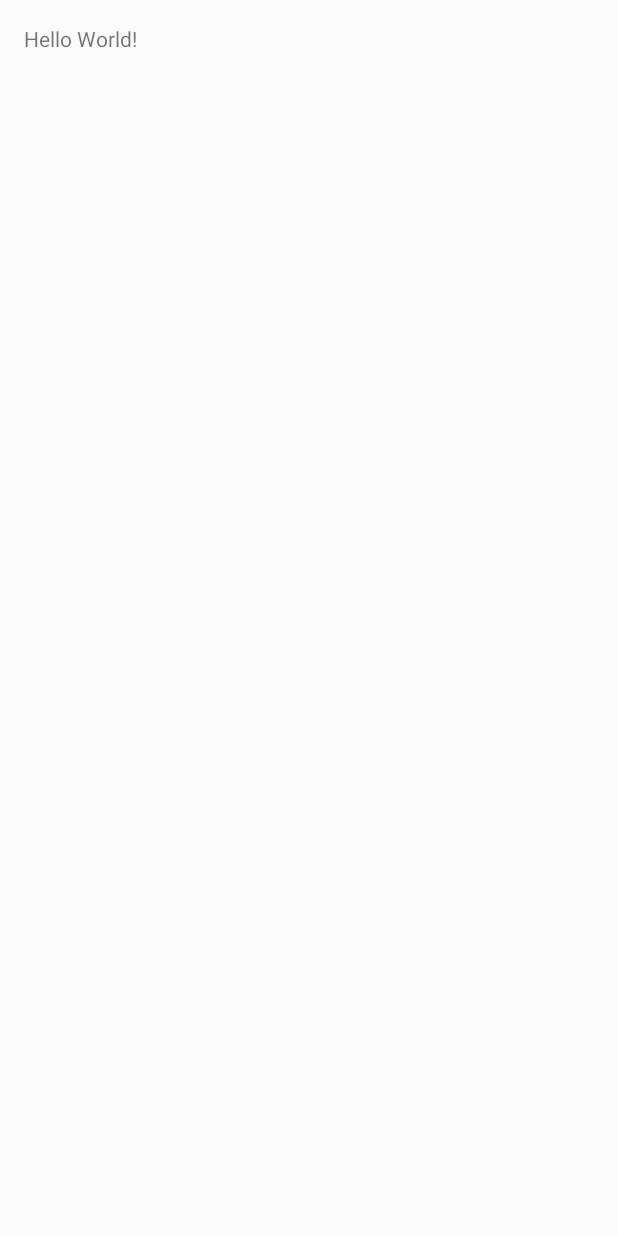
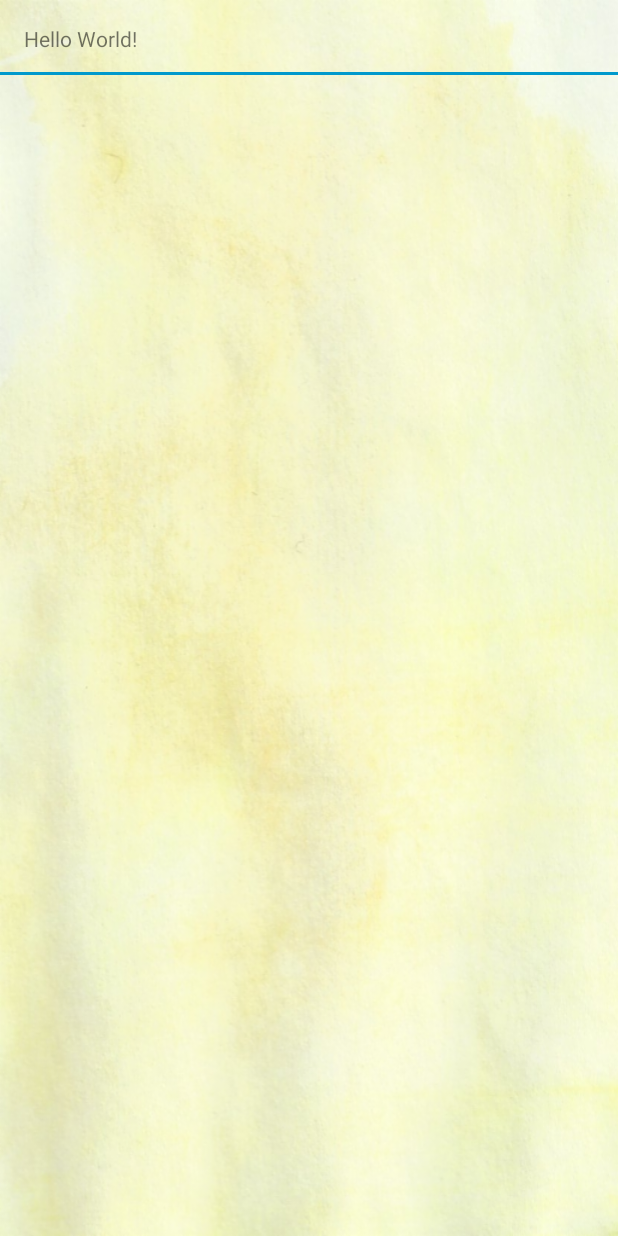
Before and after one commit to Athwale/BP-slunecni-stezka, an Android app: the screen it shows after launch (MainActivity), on a phone screen of 412 x 824 dp. Before the commit the screen is almost empty. Run offline under Robolectric (Android 15) with nearby library versions, the light colour scheme and no system bars.

Commit message:
Setting up layout background

```diff
--- a/app/src/main/res/layout/activity_main.xml
+++ b/app/src/main/res/layout/activity_main.xml
@@ -4,14 +4,26 @@
     android:id="@+id/activity_main"
     android:layout_width="match_parent"
     android:layout_height="match_parent"
-    android:paddingBottom="@dimen/activity_vertical_margin"
-    android:paddingLeft="@dimen/activity_horizontal_margin"
-    android:paddingRight="@dimen/activity_horizontal_margin"
-    android:paddingTop="@dimen/activity_vertical_margin"
+    android:background="@drawable/background"
     tools:context="ondrej.mejzlik.suntrail.MainActivity">
 
     <TextView
         android:layout_width="wrap_content"
         android:layout_height="wrap_content"
-        android:text="Hello World!" />
+        android:paddingStart="16dp"
+        android:text="Hello World!"
+        android:layout_marginTop="16dp"
+        android:id="@+id/title"
+        android:layout_alignParentTop="true"
+        android:layout_alignParentStart="true" />
+
+    <View
+        android:layout_width="match_parent"
+        android:background="#ff0099cc"
+        android:layout_height="2dp"
+        android:layout_marginTop="48dp"
+        android:layout_below="@+id/textView"
+        android:layout_alignParentStart="true"
+        tools:ignore="UnknownId" />
+
 </RelativeLayout>
--- a/app/src/main/res/values/styles.xml
+++ b/app/src/main/res/values/styles.xml
@@ -8,4 +8,10 @@
         <item name="colorAccent">@color/colorAccent</item>
     </style>
 
+    <style name="Theme.AppTheme.NoActionBar.SunTrail" parent="android:Theme.DeviceDefault.NoActionBar" >
+        <item name="android:windowBackground">@android:color/white</item>
+        <item name="android:textColorSecondary">@android:color/black</item>
+        <item name="android:textColorSecondaryInverse">@android:color/black</item>
+    </style>
+
 </resources>
```
Also changed, not shown: app/src/main/res/drawable-hdpi/background.png (added), app/src/main/res/drawable-ldpi/background.png (added), app/src/main/res/drawable-mdpi/background.png (added), app/src/main/res/drawable-xhdpi/background.png (added), 2 other files.
